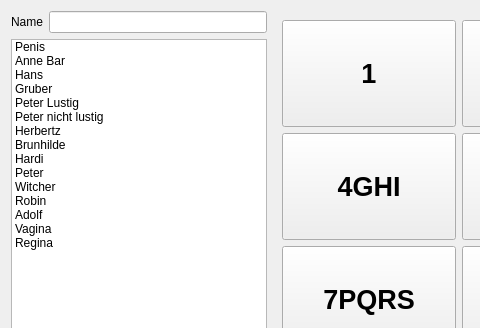
The window that TallyOnRaspberry/loginscreen.ui (Deltachi/Tally_Teamproject) describes before a commit, drawn with Qt 5; both pictures show x 0 to 480 and y 0 to 328 of the 837 by 485 pixel window.
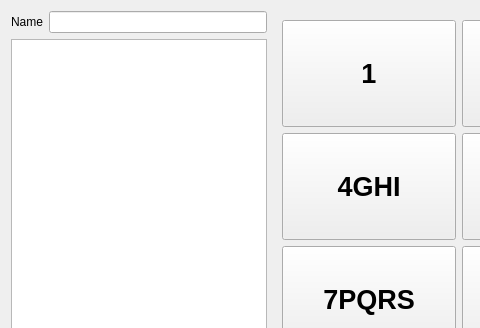
The same window after the commit.

```diff
--- a/TallyOnRaspberry/loginscreen.ui
+++ b/TallyOnRaspberry/loginscreen.ui
@@ -31,83 +31,7 @@
       </layout>
      </item>
      <item>
-      <widget class="QListWidget" name="listWidget">
-       <item>
-        <property name="text">
-         <string>Penis</string>
-        </property>
-       </item>
-       <item>
-        <property name="text">
-         <string>Anne Bar</string>
-        </property>
-       </item>
-       <item>
-        <property name="text">
-         <string>Hans</string>
-        </property>
-       </item>
-       <item>
-        <property name="text">
-         <string>Gruber</string>
-        </property>
-       </item>
-       <item>
-        <property name="text">
-         <string>Peter Lustig</string>
-        </property>
-       </item>
-       <item>
-        <property name="text">
-         <string>Peter nicht lustig</string>
-        </property>
-       </item>
-       <item>
-        <property name="text">
-         <string>Herbertz</string>
-        </property>
-       </item>
-       <item>
-        <property name="text">
-         <string>Brunhilde</string>
-        </property>
-       </item>
-       <item>
-        <property name="text">
-         <string>Hardi</string>
-        </property>
-       </item>
-       <item>
-        <property name="text">
-         <string>Peter</string>
-        </property>
-       </item>
-       <item>
-        <property name="text">
-         <string>Witcher</string>
-        </property>
-       </item>
-       <item>
-        <property name="text">
-         <string>Robin</string>
-        </property>
-       </item>
-       <item>
-        <property name="text">
-         <string>Adolf</string>
-        </property>
-       </item>
-       <item>
-        <property name="text">
-         <string>Vagina</string>
-        </property>
-       </item>
-       <item>
-        <property name="text">
-         <string>Regina</string>
-        </property>
-       </item>
-      </widget>
+      <widget class="QListWidget" name="listWidget"/>
      </item>
     </layout>
    </item>
```
